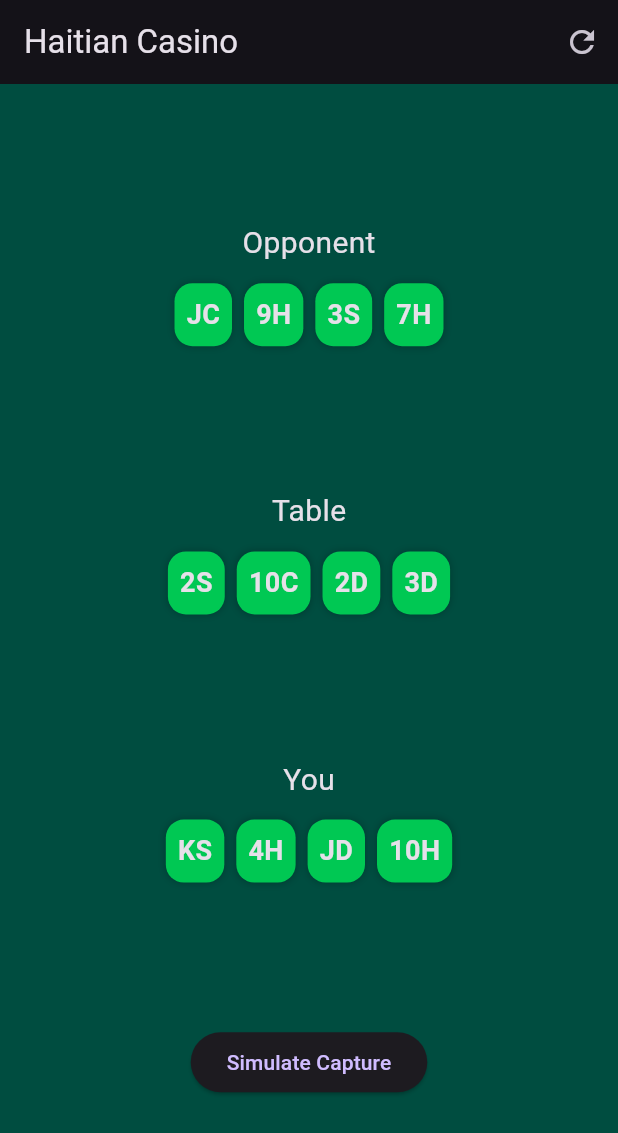
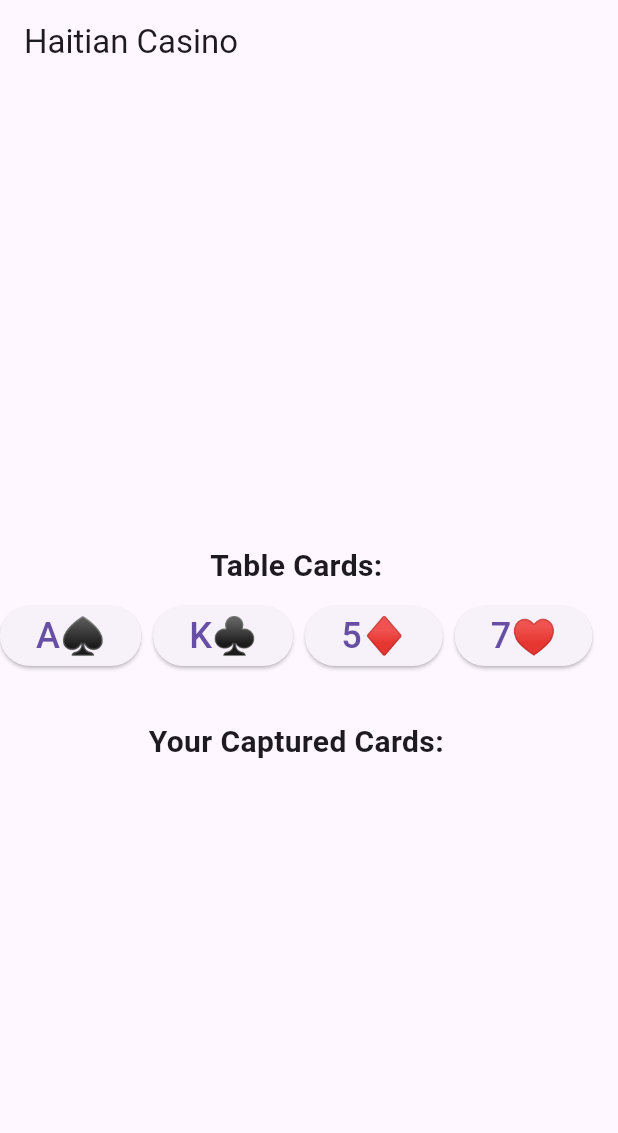
Before and after one commit to vwsolomon/haitian-casino-flutter, a Flutter app: the screen it shows after launch, on a phone screen of 412 x 824 dp. Shown: the top 1133 px of the screen. Run offline on Flutter 3.47's test engine with Material 3 defaults, Android fonts, the phone set to English and light mode, and no system bars; our stand-ins replace audioplayers.

Commit message:
Update main.dart

```diff
--- a/lib/main.dart
+++ b/lib/main.dart
@@ -1,121 +1,105 @@
 import 'package:flutter/material.dart';
-import 'dart:math';
 import 'package:audioplayers/audioplayers.dart';
 
-void main() => runApp(HaitianCasinoApp());
+void main() {
+  runApp(const HaitianCasinoApp());
+}
 
 class HaitianCasinoApp extends StatelessWidget {
+  const HaitianCasinoApp({super.key});
+
   @override
   Widget build(BuildContext context) {
     return MaterialApp(
-      debugShowCheckedModeBanner: false,
       title: 'Haitian Casino',
-      theme: ThemeData.dark(),
-      home: CasinoGame(),
+      theme: ThemeData(
+        primarySwatch: Colors.blue,
+      ),
+      home: const CasinoGame(),
     );
   }
 }
 
 class CasinoGame extends StatefulWidget {
+  const CasinoGame({super.key});
+
   @override
-  _CasinoGameState createState() => _CasinoGameState();
+  State<CasinoGame> createState() => _CasinoGameState();
 }
 
-class _CasinoGameState extends State<CasinoGame> with SingleTickerProviderStateMixin {
-  List<String> deck = [];
-  List<String> tableCards = [];
-  List<String> playerCards = [];
-  List<String> opponentCards = [];
-  final AudioPlayer _player = AudioPlayer();
+class _CasinoGameState extends State<CasinoGame> {
+  late final AudioPlayer _player;
+
+  // Example game state
+  List<String> _playerCards = [];
+  List<String> _tableCards = ['A♠', 'K♣', '5♦', '7♥'];
 
   @override
   void initState() {
     super.initState();
-    _initializeDeck();
-    _dealCards();
+    _player = AudioPlayer();
   }
 
-  void _initializeDeck() {
-    List<String> suits = ['C', 'D', 'H', 'S'];
-    List<String> ranks = ['A', '2', '3', '4', '5', '6', '7', '8', '9', '10', 'J', 'Q', 'K'];
-    deck = [for (var s in suits) for (var r in ranks) '$r$s'];
-    deck.shuffle(Random());
-  }
-
-  void _dealCards() {
-    tableCards = deck.sublist(0, 4);
-    playerCards = deck.sublist(4, 8);
-    opponentCards = deck.sublist(8, 12);
-    setState(() {});
+  @override
+  void dispose() {
+    _player.dispose();
+    super.dispose();
   }
 
   Future<void> _playCaptureSound() async {
-    await _player.play(AssetSource('sounds/capture.mp3'));
+    try {
+      await _player.play(UrlSource('assets/sounds/capture.mp3'));
+    } catch (e) {
+      debugPrint('Error playing sound: $e');
+    }
   }
 
-  Widget _buildCard(String card) {
-    return AnimatedContainer(
-      duration: Duration(milliseconds: 300),
-      margin: EdgeInsets.all(4),
-      padding: EdgeInsets.all(8),
-      decoration: BoxDecoration(
-        color: Colors.greenAccent.shade700,
-        borderRadius: BorderRadius.circular(12),
-        boxShadow: [BoxShadow(color: Colors.black26, blurRadius: 4)],
-      ),
-      child: Text(
-        card,
-        style: TextStyle(fontSize: 18, fontWeight: FontWeight.bold),
-      ),
-    );
-  }
-
-  Widget _buildCardRow(String label, List<String> cards) {
-    return Column(
-      children: [
-        Text(label, style: TextStyle(fontSize: 20)),
-        SizedBox(height: 8),
-        Wrap(children: cards.map(_buildCard).toList()),
-      ],
-    );
-  }
-
-  void _restartGame() {
-    _initializeDeck();
-    _dealCards();
+  void _captureCard(String card) {
+    setState(() {
+      _playerCards.add(card);
+      _tableCards.remove(card);
+    });
+    _playCaptureSound();
   }
 
   @override
   Widget build(BuildContext context) {
     return Scaffold(
-      backgroundColor: Colors.teal[900],
       appBar: AppBar(
-        title: Text('Haitian Casino'),
-        actions: [
-          IconButton(
-            icon: Icon(Icons.refresh),
-            onPressed: _restartGame,
-          )
+        title: const Text('Haitian Casino'),
+      ),
+      body: Column(
+        mainAxisAlignment: MainAxisAlignment.center,
+        children: [
+          const Text(
+            'Table Cards:',
+            style: TextStyle(fontSize: 20, fontWeight: FontWeight.bold),
+          ),
+          const SizedBox(height: 8),
+          Wrap(
+            spacing: 8,
+            children: _tableCards.map((card) {
+              return ElevatedButton(
+                onPressed: () => _captureCard(card),
+                child: Text(card, style: const TextStyle(fontSize: 24)),
+              );
+            }).toList(),
+          ),
+          const SizedBox(height: 32),
+          const Text(
+            'Your Captured Cards:',
+            style: TextStyle(fontSize: 20, fontWeight: FontWeight.bold),
+          ),
+          const SizedBox(height: 8),
+          Wrap(
+            spacing: 8,
+            children: _playerCards.map((card) {
+              return Chip(
+                label: Text(card, style: const TextStyle(fontSize: 18)),
+              );
+            }).toList(),
+          ),
         ],
-      ),
-      body: Center(
-        child: Column(
-          mainAxisAlignment: MainAxisAlignment.spaceEvenly,
-          children: [
-            _buildCardRow('Opponent', opponentCards),
-            _buildCardRow('Table', tableCards),
-            _buildCardRow('You', playerCards),
-            ElevatedButton(
-              onPressed: () {
-                _playCaptureSound();
-                ScaffoldMessenger.of(context).showSnackBar(
-                  SnackBar(content: Text('Capture simulated!')),
-                );
-              },
-              child: Text('Simulate Capture'),
-            )
-          ],
-        ),
       ),
     );
   }
```
